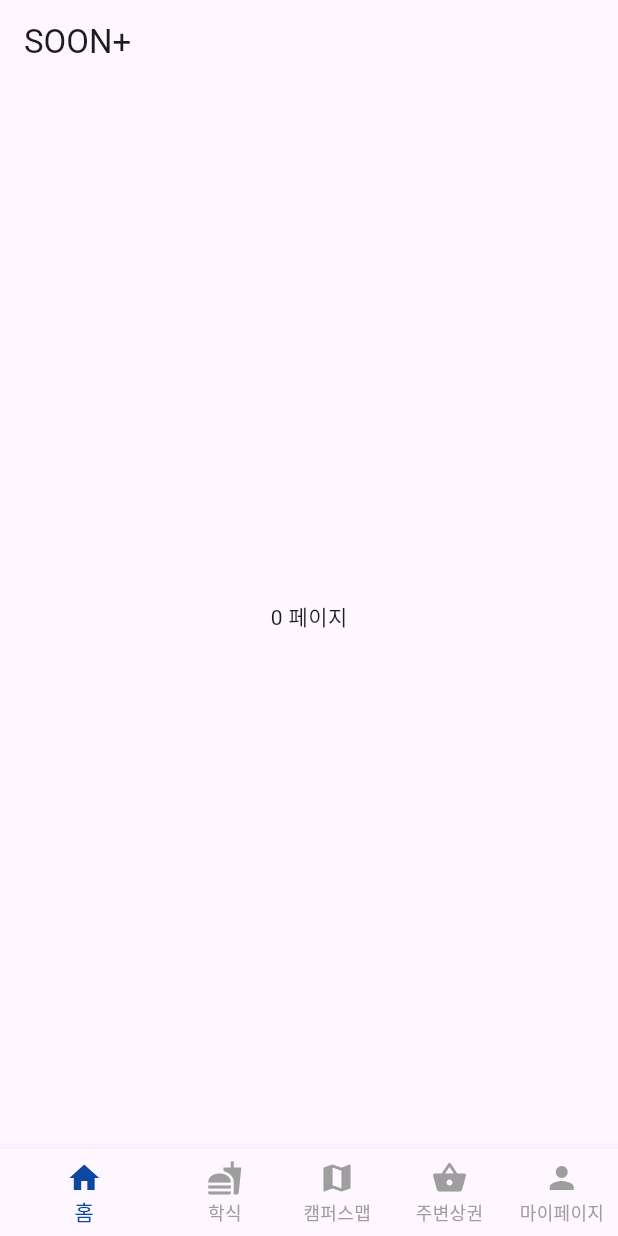
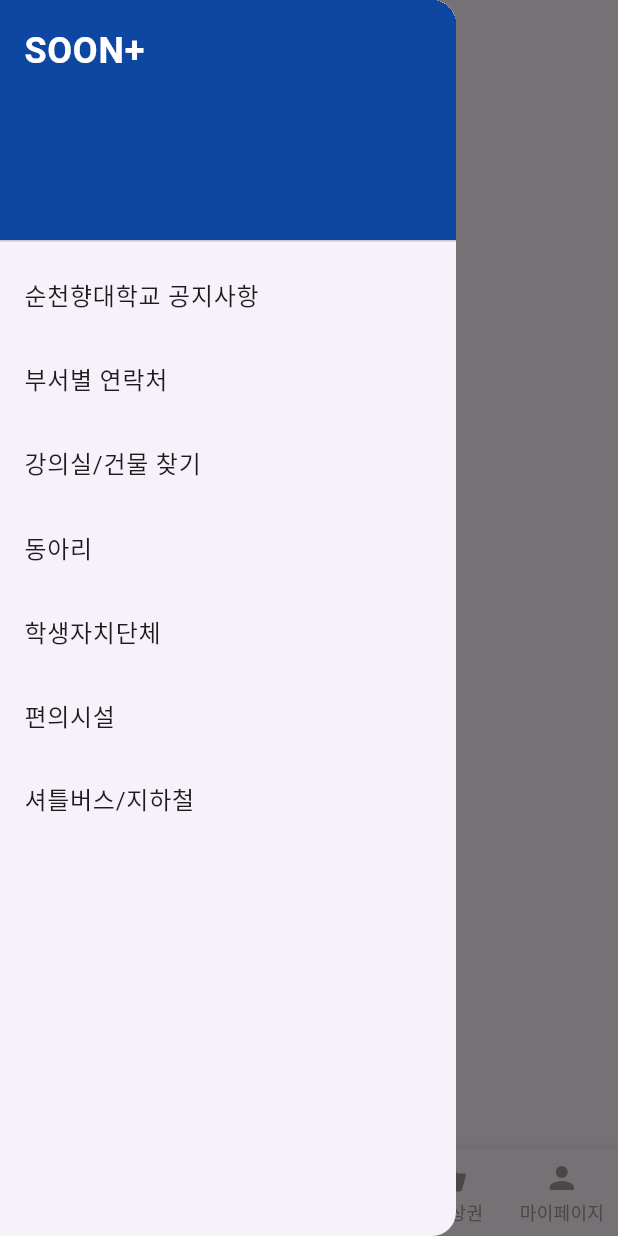
Before and after one commit to Antraxmin/SoonPlus-App, a Flutter app: the screen it shows after launch, with the side drawer open (before the commit the screen has no drawer), on a phone screen of 412 x 824 dp. Run offline on Flutter 3.47's test engine with Material 3 defaults, Android fonts, the phone set to English and light mode, and no system bars.

Commit message:
feat: 사이드 drawer 메뉴 추가

```diff
--- a/lib/screen/home_page.dart
+++ b/lib/screen/home_page.dart
@@ -1,5 +1,6 @@
 import 'package:flutter/material.dart';
 import '../widgets/bottom_navigation_bar.dart';
+import '../widgets/custom_drawer.dart';
 
 class HomePage extends StatefulWidget {
   @override
@@ -18,6 +19,7 @@ class _HomePageState extends State<HomePage> {
       body: Center(
         child: Text('$_currentIndex 페이지'),
       ),
+      drawer: CustomDrawer(),
       bottomNavigationBar: BottomNavigationBarWidget(
         currentIndex: _currentIndex,
         onTap: (index) {
--- /dev/null
+++ b/lib/widgets/custom_drawer.dart
@@ -0,0 +1,81 @@
+import 'package:flutter/material.dart';
+
+class CustomDrawer extends StatelessWidget {
+  final List<Map<String, dynamic>> drawerItems = [
+    {
+      'title': '순천향대학교 공지사항',
+      'onTap': () {
+        // 각 화면 이동 로직
+      },
+    },
+    {
+      'icon': Icons.info,
+      'title': '부서별 연락처',
+      'onTap': () {
+      },
+    },
+    {
+      'title': '강의실/건물 찾기',
+      'onTap': () {
+      },
+    },
+    {
+      'icon': Icons.info,
+      'title': '동아리',
+      'onTap': () {
+      },
+    },
+    {
+      'icon': Icons.info,
+      'title': '학생자치단체',
+      'onTap': () {
+      },
+    },
+    {
+      'icon': Icons.info,
+      'title': '편의시설',
+      'onTap': () {
+      },
+    },
+    {
+      'icon': Icons.info,
+      'title': '셔틀버스/지하철',
+      'onTap': () {
+      },
+    },
+
+  ];
+
+  @override
+  Widget build(BuildContext context) {
+    return Drawer(
+      child: ListView.builder(
+        itemCount: drawerItems.length + 1,
+        itemBuilder: (context, index) {
+          if (index == 0) {
+            return DrawerHeader(
+              decoration: BoxDecoration(
+                color: Colors.blue[900],
+              ),
+              child: const Text(
+                'SOON+',
+                style: TextStyle(
+                  color: Colors.white,
+                  fontSize: 24,
+                  fontWeight: FontWeight.bold
+                ),
+              ),
+            );
+          }
+
+          final item = drawerItems[index - 1];
+
+          return ListTile(
+            title: Text(item['title']),
+            onTap: item['onTap'],
+          );
+        },
+      ),
+    );
+  }
+}
```
